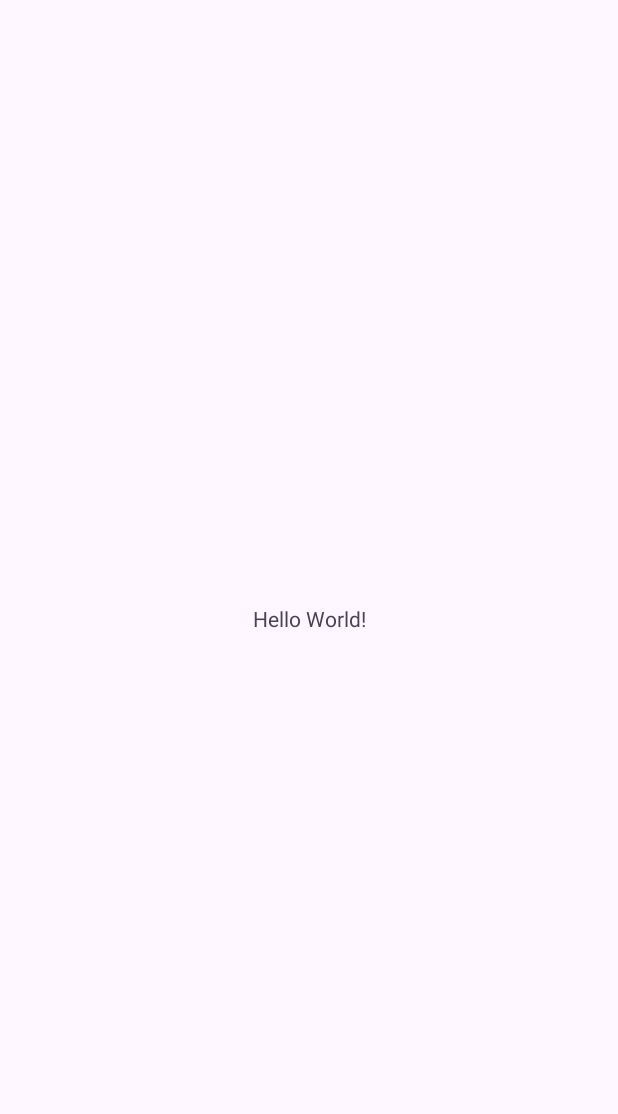
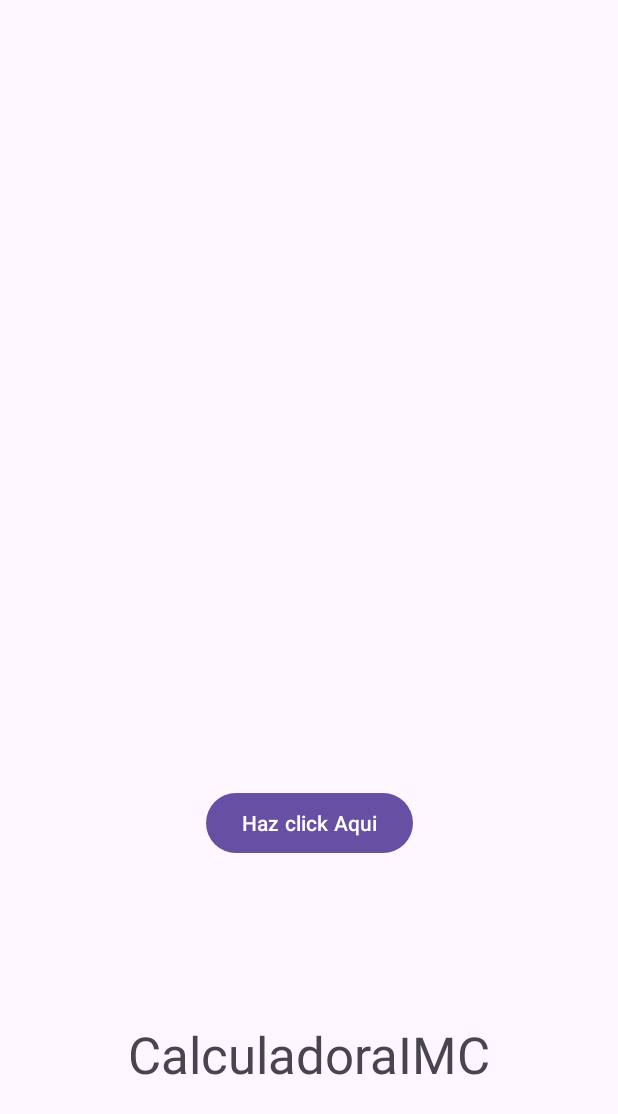
Before and after one commit to RubenNeo/CalculadoraIMC, an Android app: the screen it shows after launch (MainActivity), on a phone screen of 412 x 824 dp. Before the commit the part shown is almost empty. Shown: the top 1114 px of the screen. Run offline under Robolectric (Android 15) with nearby library versions, the phone set to English and light mode, and no system bars.

Commit message:
1 pasos en ANDROID

```diff
--- a/app/src/main/AndroidManifest.xml
+++ b/app/src/main/AndroidManifest.xml
@@ -6,9 +6,9 @@
         android:allowBackup="true"
         android:dataExtractionRules="@xml/data_extraction_rules"
         android:fullBackupContent="@xml/backup_rules"
-        android:icon="@mipmap/ic_launcher"
+        android:icon="@mipmap/icon"
         android:label="@string/app_name"
-        android:roundIcon="@mipmap/ic_launcher_round"
+        android:roundIcon="@mipmap/icon"
         android:supportsRtl="true"
         android:theme="@style/Theme.CalculadoraIMC"
         tools:targetApi="31">
--- a/app/src/main/java/com/example/calculadoraimc/MainActivity.kt
+++ b/app/src/main/java/com/example/calculadoraimc/MainActivity.kt
@@ -2,10 +2,26 @@ package com.example.calculadoraimc
 
 import androidx.appcompat.app.AppCompatActivity
 import android.os.Bundle
+import android.widget.Button
+import android.widget.TextView
 
 class MainActivity : AppCompatActivity() {
+
+    lateinit var WelcomeTextView: TextView
+    lateinit var ClickButton: Button
     override fun onCreate(savedInstanceState: Bundle?) {
         super.onCreate(savedInstanceState)
         setContentView(R.layout.activity_main)
+
+        WelcomeTextView = findViewById(R.id.WelcomeTextView)
+        ClickButton = findViewById(R.id.ClickButton)
+
+
+        WelcomeTextView.text = "CalculadoraIMC"
+
+        ClickButton.setOnClickListener {
+            WelcomeTextView.text = "Texto del Click del Boton"
+
+        }
     }
 }
--- a/app/src/main/res/layout/activity_main.xml
+++ b/app/src/main/res/layout/activity_main.xml
@@ -7,12 +7,29 @@
     tools:context=".MainActivity">
 
     <TextView
+        android:id="@+id/WelcomeTextView"
+        android:layout_width="match_parent"
+        android:layout_height="wrap_content"
+        android:text="Hello World"
+        android:textAlignment="center"
+        android:textSize="34sp"
+        app:layout_constraintBottom_toBottomOf="parent"
+        app:layout_constraintEnd_toEndOf="parent"
+        app:layout_constraintHorizontal_bias="0.0"
+        app:layout_constraintStart_toStartOf="parent"
+        app:layout_constraintTop_toTopOf="parent"
+        app:layout_constraintVertical_bias="0.873" />
+
+    <Button
+        android:id="@+id/ClickButton"
         android:layout_width="wrap_content"
         android:layout_height="wrap_content"
-        android:text="Hello World!"
+        android:text="Haz click Aqui"
         app:layout_constraintBottom_toBottomOf="parent"
         app:layout_constraintEnd_toEndOf="parent"
         app:layout_constraintStart_toStartOf="parent"
-        app:layout_constraintTop_toTopOf="parent" />
+        app:layout_constraintTop_toTopOf="parent"
+        app:layout_constraintVertical_bias="0.676" />
+
 
 </androidx.constraintlayout.widget.ConstraintLayout>
--- a/app/src/main/res/values/strings.xml
+++ b/app/src/main/res/values/strings.xml
@@ -1,3 +1,4 @@
 <resources>
     <string name="app_name">CalculadoraIMC</string>
+    <string name="main_activity_Click_button">Button</string>
 </resources>
```
